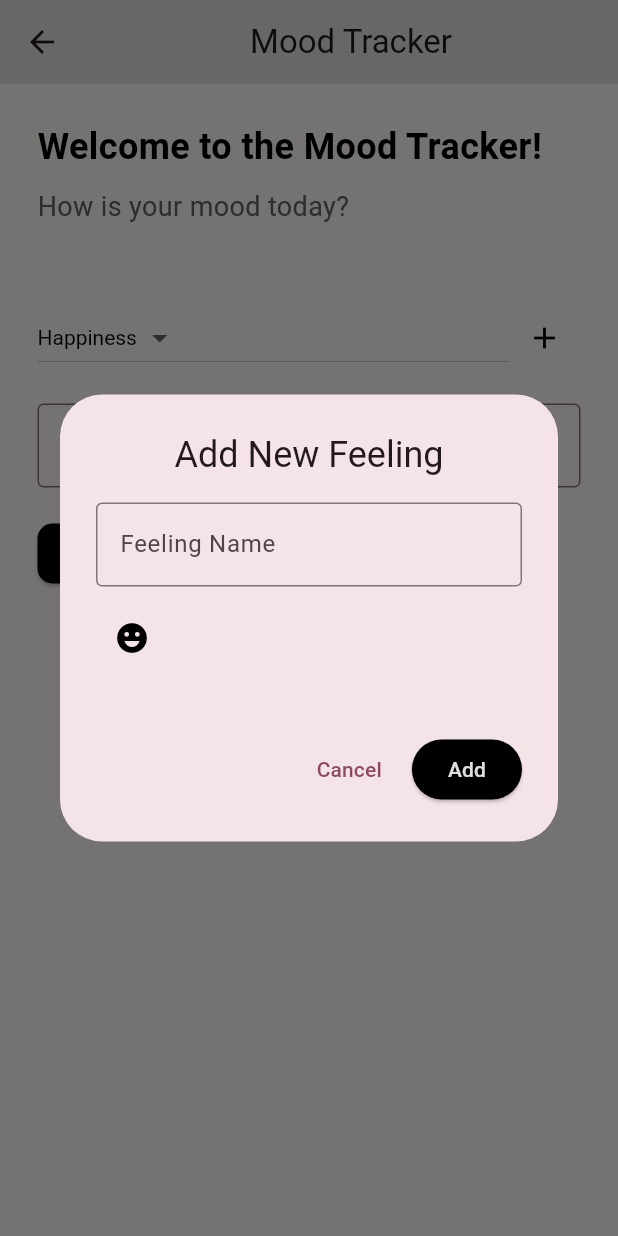
After one commit to MuhammadAhmadSaaim/mood-tracker, a Flutter app: the HomePage screen opened directly, after a tap on the "add" icon, on a phone screen of 412 x 824 dp. The commit adds this screen. Run offline on Flutter 3.47's test engine with Material 3 defaults, Android fonts, the phone set to English and light mode, and no system bars; our stand-ins replace firebase_core; accounts and stored records are empty.

Commit message:
home page

```diff
--- /dev/null
+++ b/lib/Screens/home_screen.dart
@@ -0,0 +1,168 @@
+import 'package:flutter/material.dart';
+
+class HomePage extends StatefulWidget {
+  @override
+  _HomePageState createState() => _HomePageState();
+}
+
+class _HomePageState extends State<HomePage> {
+  final TextEditingController reasonController = TextEditingController();
+  List<String> feelingsList = [
+    "Happiness",
+    "Sadness",
+    "Anger",
+    "Fear",
+    "Surprise",
+    "Disgust",
+    "Excitement",
+    "Love",
+    "Confusion",
+    "Calmness",
+    "Guilt",
+    "Shame",
+    "Loneliness",
+    "Hope",
+    "Pride",
+  ]; // List of feelings
+
+  String selectedFeeling = "Happiness"; // Default selected feeling
+
+  @override
+  Widget build(BuildContext context) {
+    return Scaffold(
+      appBar: AppBar(
+        title: Center(child: Text("Mood Tracker")),
+        backgroundColor: Colors.grey[300],
+      ),
+      body: Padding(
+        padding: const EdgeInsets.all(25.0),
+        child: Column(
+          crossAxisAlignment: CrossAxisAlignment.start,
+          children: [
+            Text(
+              "Welcome to the Mood Tracker!",
+              style: TextStyle(fontSize: 24,
+                  fontWeight: FontWeight.bold,
+                  color: Colors.black),
+            ),
+            SizedBox(height: 10),
+            Text(
+              "How is your mood today?",
+              style: TextStyle(fontSize: 18, color: Colors.grey[700]),
+            ),
+            SizedBox(height: 50),
+            Row(
+              children: [
+                Expanded(
+                  child: DropdownButton<String>(
+                    value: selectedFeeling,
+                    items: feelingsList.map((String feeling) {
+                      return DropdownMenuItem<String>(
+                        value: feeling,
+                        child: Text(feeling),
+                      );
+                    }).toList(),
+                    onChanged: (String? newValue) {
+                      setState(() {
+                        selectedFeeling = newValue ?? selectedFeeling;
+                      });
+                    },
+                    style: TextStyle(color: Colors.black),
+                    dropdownColor: Colors.grey[300],
+                  ),
+                ),
+                IconButton(
+                  icon: Icon(Icons.add, color: Colors.black),
+                  onPressed: () => _showAddFeelingDialog(context),
+                ),
+              ],
+            ),
+            SizedBox(height: 20),
+            TextField(
+              controller: reasonController,
+              decoration: InputDecoration(
+                labelText: "Reason for this mood",
+                border: OutlineInputBorder(),
+                focusedBorder: OutlineInputBorder(
+                  borderSide: BorderSide(color: Colors.black),
+                ),
+                labelStyle: TextStyle(color: Colors.black),
+              ),
+              style: TextStyle(color: Colors.black),
+            ),
+            SizedBox(height: 20),
+            ElevatedButton(
+              onPressed: () {
+                // Save feeling logic (not implemented)
+              },
+              child: Text("Save Feeling"),
+              style: ElevatedButton.styleFrom(
+                backgroundColor: Colors.black,
+                foregroundColor: Colors.white,
+                shape: RoundedRectangleBorder(
+                  borderRadius: BorderRadius.circular(10),
+                ),
+              ),
+            ),
+          ],
+        ),
+      ),
+    );
+  }
+
+  void _showAddFeelingDialog(BuildContext context) {
+    final TextEditingController feelingNameController = TextEditingController();
+
+    showDialog(
+      context: context,
+      builder: (context) {
+        return AlertDialog(
+          title: Center(child: Text("Add New Feeling")),
+          content: SizedBox(
+            width: 450,
+            height: 130,
+            child: Column(
+              crossAxisAlignment: CrossAxisAlignment.start,
+              children: [
+                TextField(
+                  controller: feelingNameController,
+                  decoration: InputDecoration(
+                    labelText: "Feeling Name",
+                    border: OutlineInputBorder(),
+                  ),
+                ),
+                SizedBox(height: 10),
+                IconButton(
+                  icon: Icon(Icons.emoji_emotions, color: Colors.black),
+                  onPressed: () {
+                    // Emoji selection logic (not implemented)
+                  },
+                ),
+              ],
+            ),
+          ),
+          actions: [
+            TextButton(
+              onPressed: () => Navigator.of(context).pop(),
+              child: Text("Cancel"),
+            ),
+            ElevatedButton(
+              onPressed: () {
+                final newFeeling = feelingNameController.text;
+                setState(() {
+                  feelingsList.add(newFeeling);
+                });
+                Navigator.of(context).pop();
+              },
+              child: Text("Add"),
+              style: ElevatedButton.styleFrom(
+                backgroundColor: Colors.black,
+                foregroundColor: Colors.grey[300],
+              ),
+            ),
+          ],
+        );
+      },
+    );
+  }
+}
--- a/lib/Screens/splash_screen.dart
+++ b/lib/Screens/splash_screen.dart
@@ -1,6 +1,7 @@
 import 'package:flutter/cupertino.dart';
 import 'package:flutter/material.dart';
 import 'package:moodtracker/Screens/Authentication/login_screen.dart';
+import 'package:moodtracker/Screens/home_screen.dart';
 import '../main.dart';
 
 class SplashScreen extends StatefulWidget {
```
